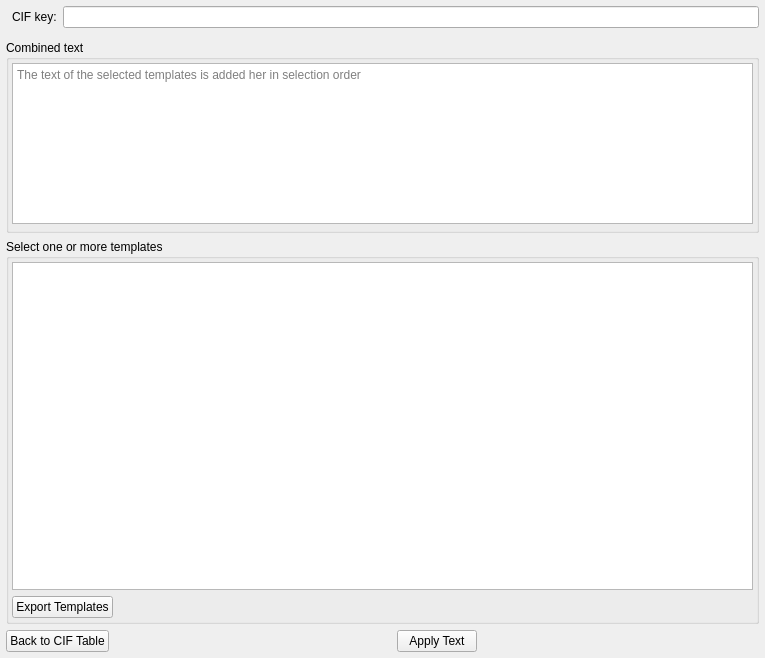
Above: finalcif/gui/text_templates.ui from dkratzert/FinalCif before the change. Below: the same form after it.
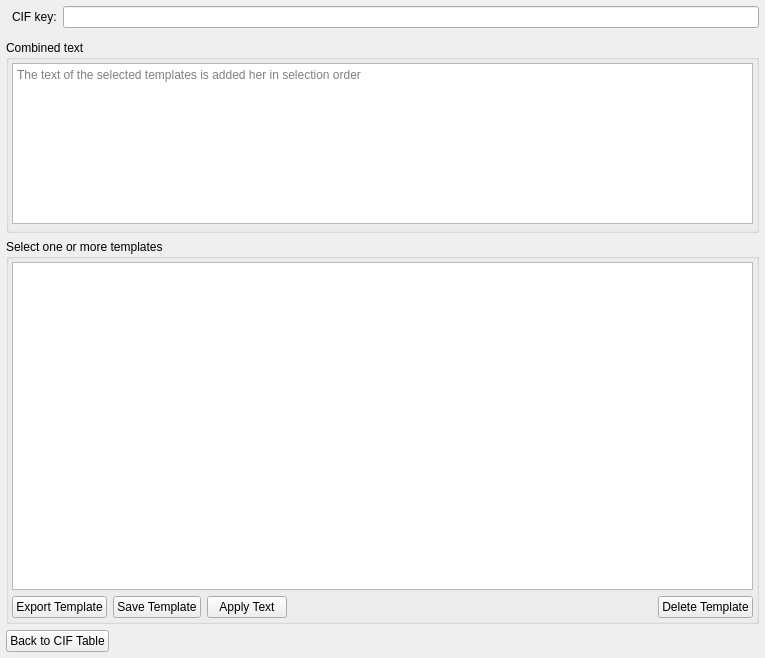
That is the form after the change.

```diff
--- a/finalcif/gui/text_templates.ui
+++ b/finalcif/gui/text_templates.ui
@@ -125,7 +125,21 @@
         <item>
          <widget class="QPushButton" name="exportTextPushButton">
           <property name="text">
-           <string>Export Templates</string>
+           <string>Export Template</string>
+          </property>
+         </widget>
+        </item>
+        <item>
+         <widget class="QPushButton" name="savePushButton">
+          <property name="text">
+           <string>Save Template</string>
+          </property>
+         </widget>
+        </item>
+        <item>
+         <widget class="QPushButton" name="applyTextPushButton">
+          <property name="text">
+           <string>Apply Text</string>
           </property>
          </widget>
         </item>
@@ -142,6 +156,13 @@
           </property>
          </spacer>
         </item>
+        <item>
+         <widget class="QPushButton" name="deletePushButton">
+          <property name="text">
+           <string>Delete Template</string>
+          </property>
+         </widget>
+        </item>
        </layout>
       </item>
      </layout>
@@ -169,13 +190,6 @@
        </property>
       </spacer>
      </item>
-     <item>
-      <widget class="QPushButton" name="applyTextPushButton">
-       <property name="text">
-        <string>Apply Text</string>
-       </property>
-      </widget>
-     </item>
      <item>
       <spacer name="horizontalSpacer_2">
        <property name="orientation">
```
Left out of the diff: 2 changed lines with no effect on the pictures.
